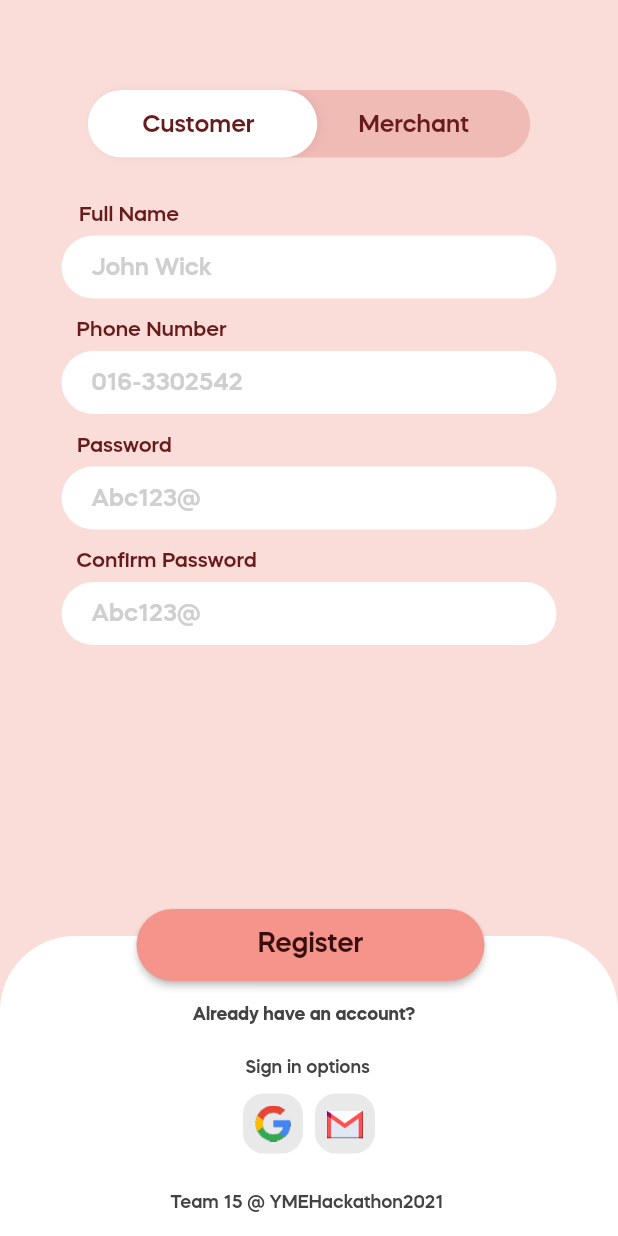
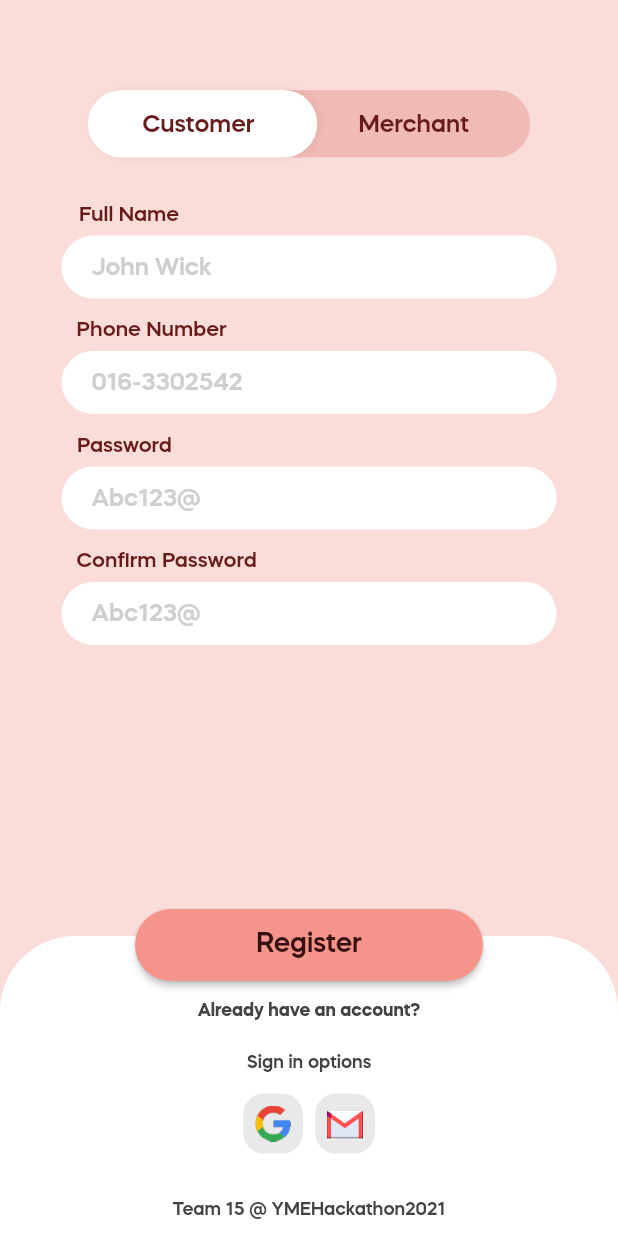
Before and after one commit to vrevolverrr/MarketConnect, a Flutter app: the LoginScreen screen opened directly, on a phone screen of 412 x 824 dp. Run offline on Flutter 3.47's test engine with Material 2 defaults, Android fonts, the phone set to English and light mode, and no system bars.

Commit message:
:hammer: refactored code

```diff
--- a/app/lib/main.dart
+++ b/app/lib/main.dart
@@ -9,6 +9,7 @@ class App extends StatelessWidget {
   @override
   Widget build(BuildContext context) {
     return MaterialApp(
+      debugShowCheckedModeBanner: false,
       theme: ThemeData(fontFamily: 'MazzardH-SemiBold'),
       home: AppHome(),
     );
@@ -29,6 +30,6 @@ class _AppHomeState extends State<AppHome> {
 
   @override
   Widget build(BuildContext context) {
-    return HomeScreen();
+    return LoginScreen();
   }
 }
--- a/app/lib/screens/login_acc_sreen.dart
+++ b/app/lib/screens/login_acc_sreen.dart
@@ -109,10 +109,11 @@ class _LoginScreenState extends State<LoginScreen> {
                               topLeft: Radius.circular(50.0),
                               topRight: Radius.circular(50.0))),
                     ),
-                    Positioned(
-                        left: (MediaQuery.of(context).size.width - 200) / 2 -
-                            15.0,
-                        bottom: 200.0 - 30,
+                    Positioned.fill(
+                        child: Align(
+                      alignment: Alignment.topCenter,
+                      child: Transform.translate(
+                        offset: Offset(0, -18.0),
                         child: ElevatedButton(
                           onPressed: () {
                             // use toggleBarController.toggled to check whether customer or merchant;
@@ -136,12 +137,14 @@ class _LoginScreenState extends State<LoginScreen> {
                                   fontSize: 18.0, color: Color(0xff380F0F)),
                             ),
                           ),
+                        ),
+                      ),
                     )),
-                    Positioned(
-                        left: (MediaQuery.of(context).size.width - 155) / 2,
-                        bottom: 140.0,
-                        child: SizedBox(
-                          width: 155.0,
+                    Positioned.fill(
+                        child: Align(
+                      alignment: Alignment.center,
+                      child: Transform.translate(
+                        offset: Offset(0, -50.0),
                         child: Text(
                           "Already have an account?",
                           style: TextStyle(
@@ -149,18 +152,21 @@ class _LoginScreenState extends State<LoginScreen> {
                               fontSize: 12.0,
                               color: Color(0xff434343)),
                         ),
+                      ),
                     )),
-                    Positioned(
-                        left: (MediaQuery.of(context).size.width - 85) / 2,
-                        bottom: 105.0,
-                        child: SizedBox(
-                          width: 85.0,
+                    Positioned.fill(
+                      child: Align(
+                        alignment: Alignment.center,
+                        child: Transform.translate(
+                          offset: Offset(0, -15.0),
                           child: Text(
                             "Sign in options",
                             style: TextStyle(
                                 fontSize: 12.0, color: Color(0xff434343)),
                           ),
-                        )),
+                        ),
+                      ),
+                    ),
                     Positioned(
                         left: (MediaQuery.of(context).size.width - 88) / 2,
                         bottom: 55.0,
@@ -190,15 +196,16 @@ class _LoginScreenState extends State<LoginScreen> {
                             ],
                           ),
                         )),
-                    Positioned(
-                        left: (MediaQuery.of(context).size.width - 185) / 2,
-                        bottom: 15.0,
-                        child: SizedBox(
-                          width: 185.0,
+                    Positioned.fill(
+                        child: Align(
+                      alignment: Alignment.bottomCenter,
+                      child: Padding(
+                        padding: EdgeInsets.only(bottom: 10.0),
                         child: Text(
                           "Team 15 @ YMEHackathon2021",
                           style: TextStyle(
                               fontSize: 12.0, color: Color(0xff434343)),
+                        ),
                       ),
                     ))
                   ],
```
Also changed, not shown: app/lib/screens/home_screen.dart (+22 -1 lines), app/lib/screens/store_screen.dart (deleted, +0 -117 lines). Lines whose indentation alone changed are shown as unchanged.
